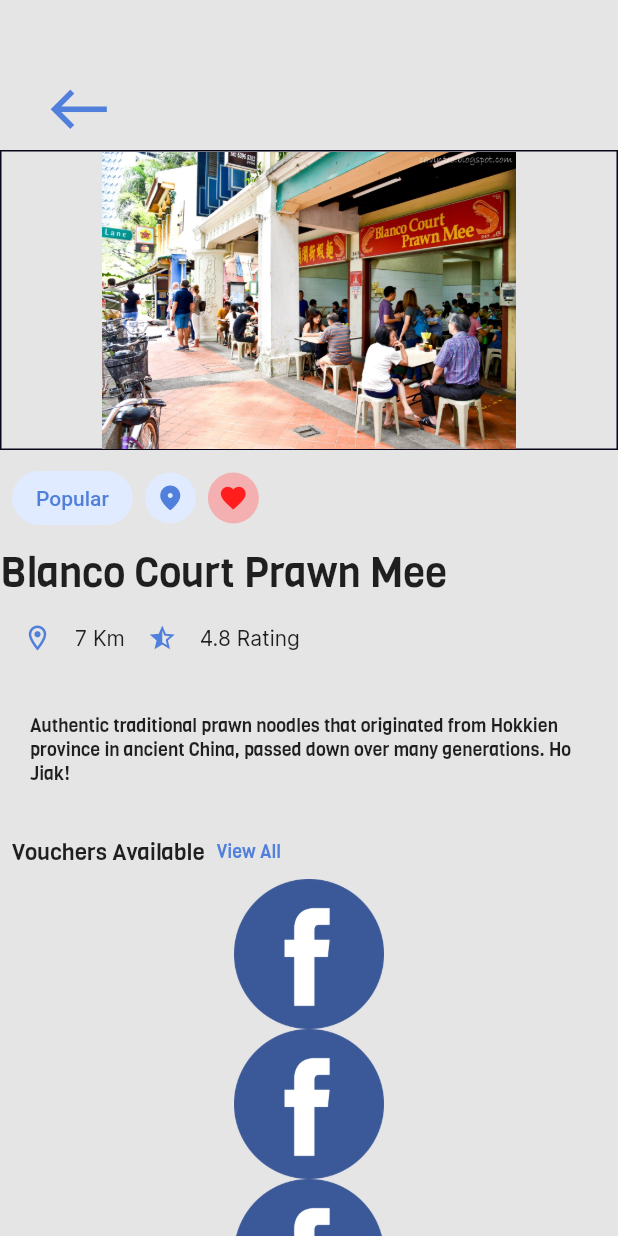
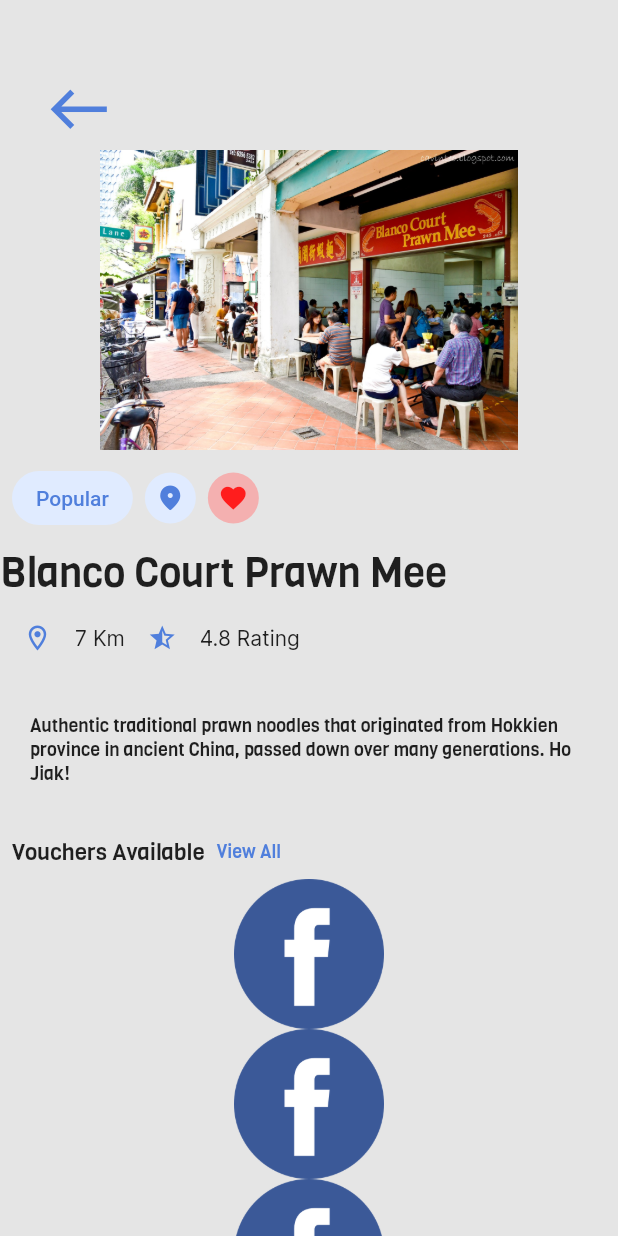
Before and after one commit to yonglert/Citi_HackOverFlow_2021, a Flutter app: the screen it shows after launch, on a phone screen of 412 x 824 dp. Run offline on Flutter 3.47's test engine with Material 2 defaults, Android fonts, the phone set to English and light mode, and no system bars; missing offline and left inert: dart:ffi.

Commit message:
Remove container border for vendor

```diff
--- a/citi_hackathon/lib/vendors/vendor.dart
+++ b/citi_hackathon/lib/vendors/vendor.dart
@@ -41,9 +41,6 @@ class VendorPage extends StatelessWidget {
                             height: 200,
                             alignment: Alignment.center,
                             child: Image.asset('images/blanco_prawn_mee.jpeg'),
-                            decoration: BoxDecoration(
-                              border: Border.all(color: black),
-                            ),
                           ),
                           Row(
                             children: [
```
